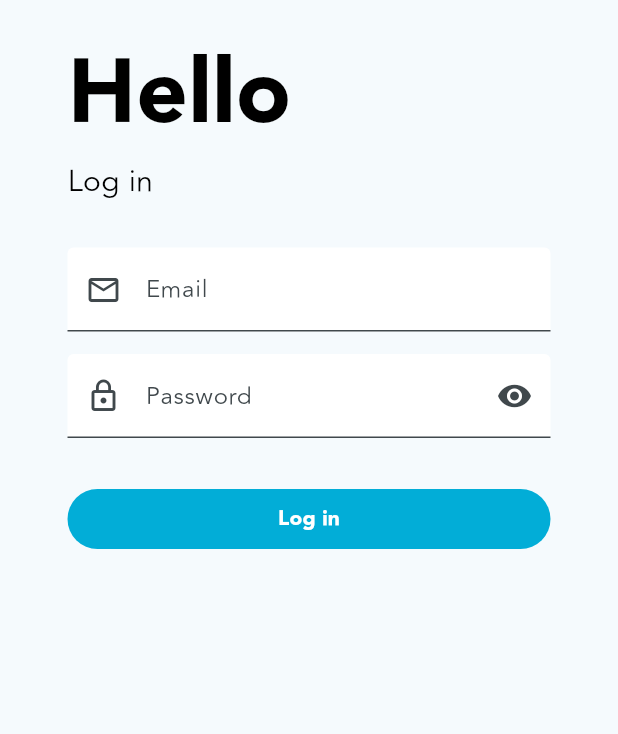
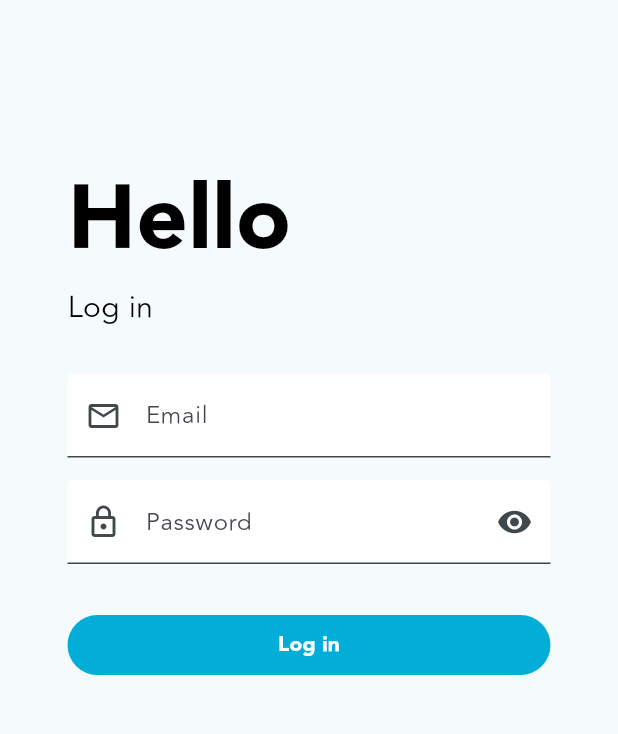
Before and after one commit to GabrielRosalesAzurdia/waiterapp, a Flutter app: the screen it shows after launch, on a phone screen of 412 x 824 dp, the part 84-818 px from its top. Run offline on Flutter 3.47's test engine with Material 3 defaults, Android fonts, the phone set to English and light mode, and no system bars; our stand-ins replace cached_network_image, dio, flutter_bloc, flutter_hooks, fpdart, freezed_annotation and 2 more.

Commit message:
feat/adding screen limits

```diff
--- /dev/null
+++ b/lib/design/app_size.dart
@@ -0,0 +1,4 @@
+abstract class AppSize {
+  static const width = 800.0;
+  static const height = 600.0;
+}
--- a/lib/features/auth/presentation/pages/login_page.dart
+++ b/lib/features/auth/presentation/pages/login_page.dart
@@ -1,5 +1,6 @@
 import 'package:flutter/material.dart';
 import 'package:waiterapp/design/app_paddings.dart';
+import 'package:waiterapp/design/app_size.dart';
 import 'package:waiterapp/features/auth/presentation/widgets/login/login_form.dart';
 
 class LoginPage extends StatelessWidget {
@@ -20,11 +21,19 @@ class LoginPage extends StatelessWidget {
   Widget _content(BuildContext context) {
     return SafeArea(
       bottom: false,
-      child: Column(
-        children: [
-          const SizedBox(height: 10),
-          _container(context),
-        ],
+      child: Center(
+        child: Container(
+          constraints: const BoxConstraints(
+            maxWidth: AppSize.width,
+            maxHeight: AppSize.height,
+          ),
+          child: Column(
+            children: [
+              const SizedBox(height: 10),
+              _container(context),
+            ],
+          ),
+        ),
       ),
     );
   }
```
Also changed, not shown: lib/features/ui/presentation/pages/app_page.dart (+9 -1 lines).
